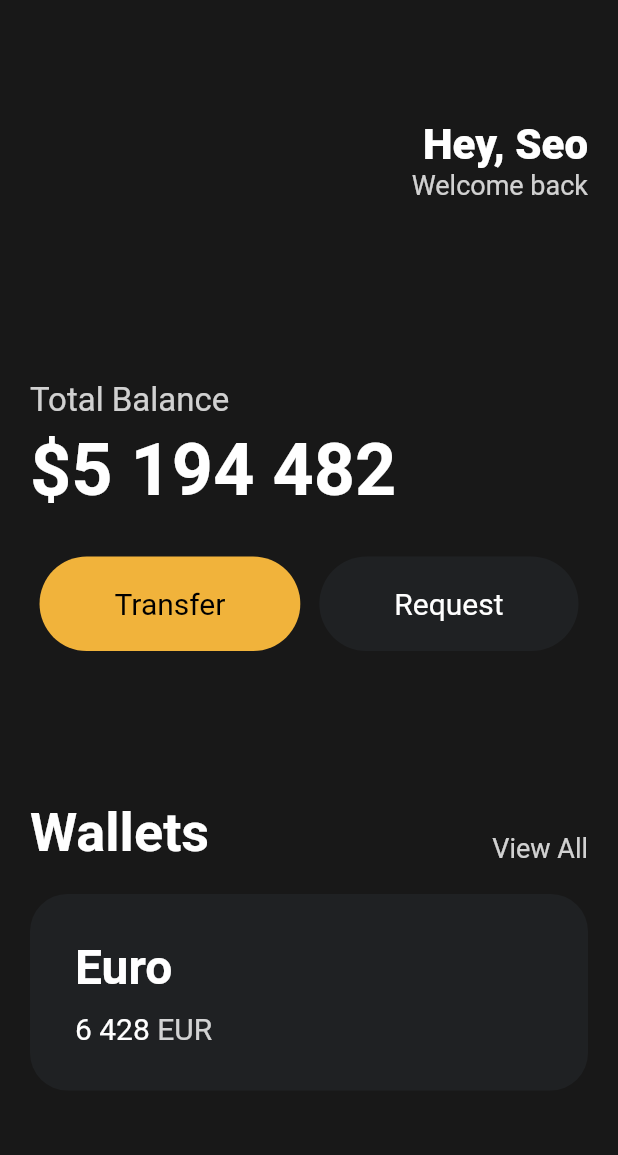
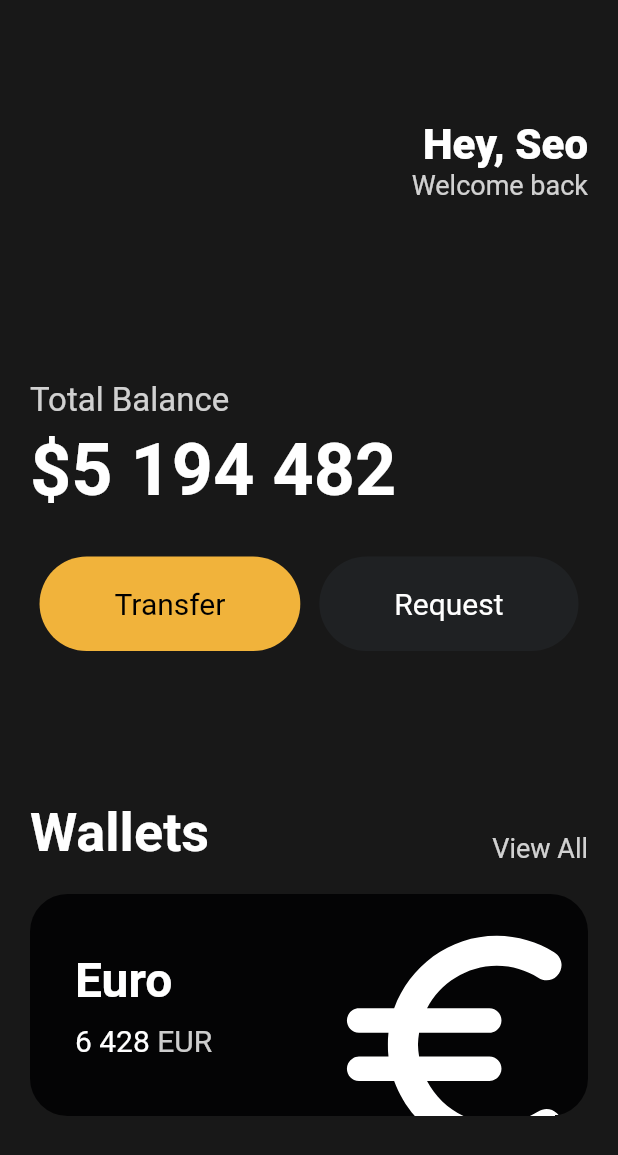
Before and after one commit to seo081225/toonflix, a Flutter app: the screen it shows after launch, on a phone screen of 412 x 824 dp. Shown: the top 1155 px of the screen. Run offline on Flutter 3.47's test engine with Material 2 defaults, Android fonts, the phone set to English and light mode, and no system bars.

Commit message:
#3.7 Icons and Transforms

```diff
--- a/lib/main.dart
+++ b/lib/main.dart
@@ -115,13 +115,15 @@ class App extends StatelessWidget {
                 height: 20,
               ),
               Container(
+                clipBehavior: Clip.hardEdge,
                 decoration: BoxDecoration(
-                  color: const Color(0xFF1F2123),
+                  color: const Color.fromARGB(255, 4, 4, 5),
                   borderRadius: BorderRadius.circular(25),
                 ),
                 child: Padding(
                   padding: const EdgeInsets.all(30),
                   child: Row(
+                    mainAxisAlignment: MainAxisAlignment.spaceBetween,
                     children: [
                       Column(
                         crossAxisAlignment: CrossAxisAlignment.start,
@@ -160,6 +162,17 @@ class App extends StatelessWidget {
                           )
                         ],
                       ),
+                      Transform.scale(
+                        scale: 2.2,
+                        child: Transform.translate(
+                          offset: const Offset(-5, 12),
+                          child: const Icon(
+                            Icons.euro_rounded,
+                            color: Colors.white,
+                            size: 88,
+                          ),
+                        ),
+                      )
                     ],
                   ),
                 ),
```
